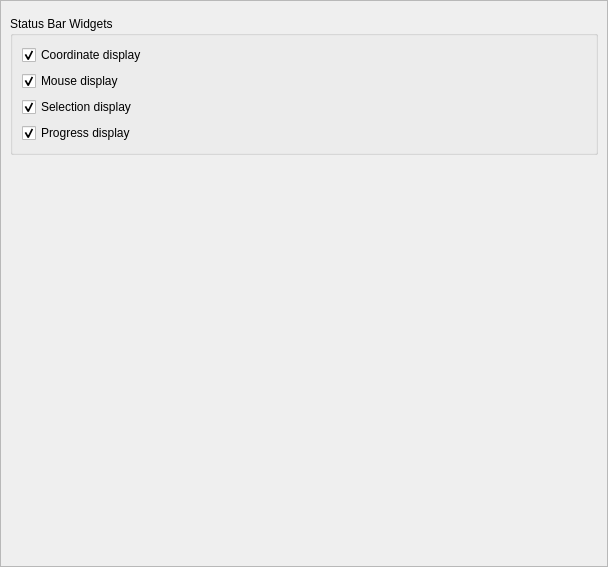
This is scripts/Widgets/StatusBar/PreferencesPage.ui in qcad/qcad as Qt 5 draws it before an edit. The edited form follows.
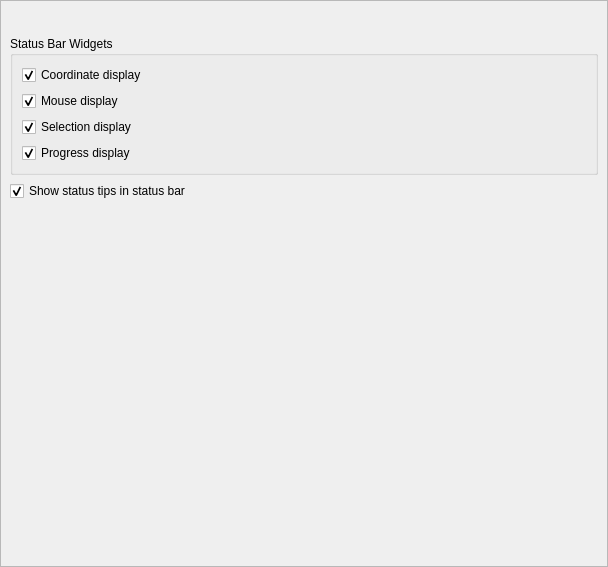
This is the edited form. Custom widgets are drawn as their Qt base class.

Commit message: add preference to switch off status bar tips

```diff
--- a/scripts/Widgets/StatusBar/PreferencesPage.ui
+++ b/scripts/Widgets/StatusBar/PreferencesPage.ui
@@ -37,6 +37,12 @@
    <layout class="QVBoxLayout" name="verticalLayout_2">
     <item>
      <widget class="RFontChooserWidget" name="Font" native="true">
+      <property name="minimumSize">
+       <size>
+        <width>0</width>
+        <height>20</height>
+       </size>
+      </property>
       <property name="font">
        <font>
         <family>Helvetica</family>
@@ -97,6 +103,16 @@
       </layout>
      </widget>
     </item>
+    <item>
+     <widget class="QCheckBox" name="ShowTips">
+      <property name="text">
+       <string>Show status tips in status bar </string>
+      </property>
+      <property name="checked">
+       <bool>true</bool>
+      </property>
+     </widget>
+    </item>
     <item>
      <spacer name="verticalSpacer">
       <property name="orientation">
```
The commit also changes 1 other file.
